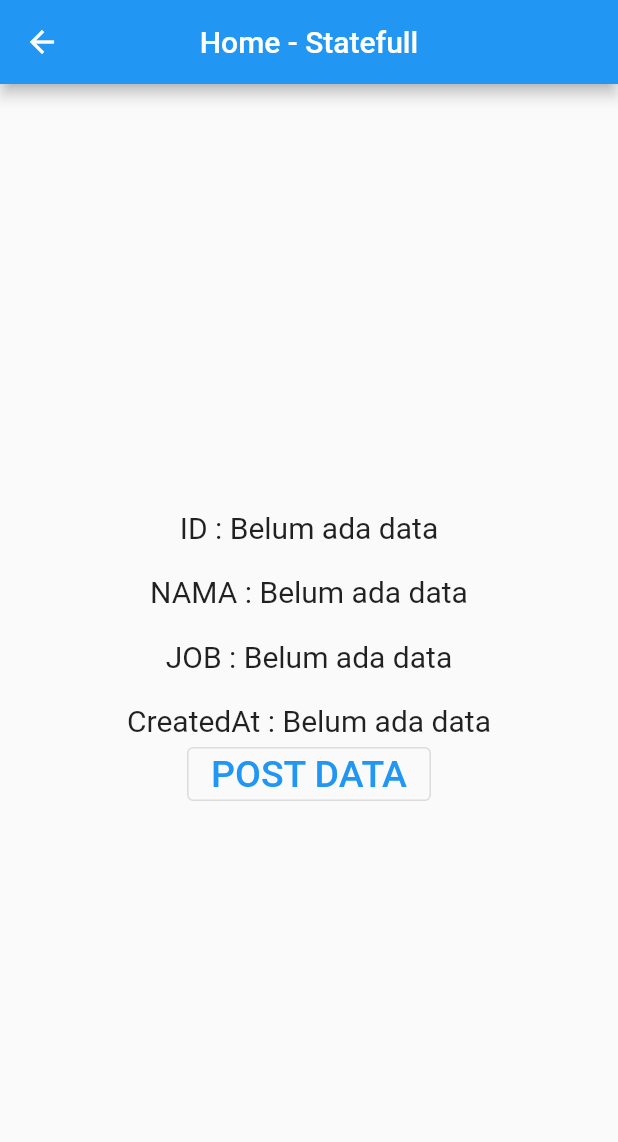
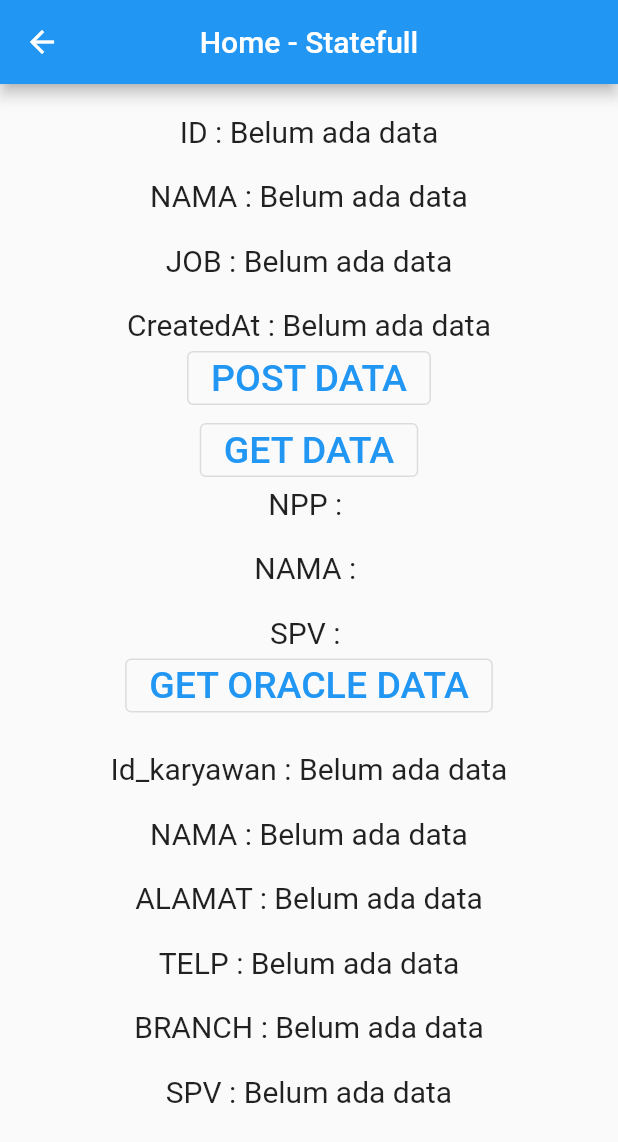
Before and after one commit to nurmuhammadsyafei/flutter_getx, a Flutter app: the HomeStatefulView screen opened by its route, on a phone screen of 412 x 824 dp. Shown: the top 1142 px of the screen. Run offline on Flutter 3.47's test engine with Material 2 defaults, Android fonts, the phone set to English and light mode, and no system bars; our stand-ins replace get; missing offline and left inert: dart:ffi.

Commit message:
penambahan menu ambil data statefull method get ke ki_web_service

```diff
--- a/lib/app/modules/home_stateful/views/home_stateful_view.dart
+++ b/lib/app/modules/home_stateful/views/home_stateful_view.dart
@@ -13,7 +13,10 @@ class HomeStatefulView extends StatefulWidget {
 }
 
 class _HomeStatefulView extends State<HomeStatefulView> {
+  HttpStateful dataResponse2 = HttpStateful();
+  HttpStateful dataResponse3 = HttpStateful();
   HttpStateful dataResponse = HttpStateful();
+
   @override
   Widget build(BuildContext context) {
     return Scaffold(
@@ -25,7 +28,7 @@ class _HomeStatefulView extends State<HomeStatefulView> {
           width: double.infinity,
           margin: const EdgeInsets.all(20),
           child: Column(
-            mainAxisAlignment: MainAxisAlignment.center,
+            mainAxisAlignment: MainAxisAlignment.start,
             children: [
               FittedBox(
                 child: Text(
@@ -75,7 +78,124 @@ class _HomeStatefulView extends State<HomeStatefulView> {
                   child: Text(
                     "POST DATA",
                     style: TextStyle(fontSize: 25),
-                  ))
+                  ),
+                ),
+              OutlinedButton(
+                  onPressed: () {
+                    HttpStateful.konekAPI("2")
+                    .then((value) {
+
+                      // setstate
+                      // print(value);
+                      setState(() {
+                        dataResponse2 = value;
+                      });
+                    }); //.then((value) {
+                    // });
+                  },
+                  child: Text(
+                    "GET DATA",
+                    style: TextStyle(fontSize: 25),
+                  ),
+                ),
+
+                // SHOWAN = -=-=-=-==-=--=-=--=-=-=-==-=--=-=--=-=-=-==-=--=-=--=-=-=-==-=--=-=--=-=-=-==-=--=-=--=-=-=-==-=--=-=-
+                FittedBox(
+                child: Text(
+                  (dataResponse2.email == 0)
+                      ? "NPP : Belum ada data"
+                      : "NPP : ${dataResponse2.email}",
+                  style: TextStyle(fontSize: 20),
+                ),
+              ),
+              SizedBox(height: 20),
+              FittedBox(
+                child: Text(
+                  (dataResponse2.fullname == 0)
+                      ? "NAMA : Belum ada data"
+                      : "NAMA : ${dataResponse2.fullname}",
+                  style: TextStyle(fontSize: 20),
+                ),
+              ),
+              SizedBox(height: 20),
+              FittedBox(
+                child: Text(
+                  (dataResponse2.aidi == 0)
+                      ? "SPV : Belum ada data"
+                      : "SPV : ${dataResponse2.aidi}",
+                  style: TextStyle(fontSize: 20),
+                ),
+              ),
+              OutlinedButton(
+                  onPressed: () {
+                    HttpStateful.oracleAPI()
+                    .then((value) {
+                      setState(() {
+                        dataResponse3=value;
+                      });
+                    });
+                  },
+                  child: Text(
+                    "GET ORACLE DATA",
+                    style: TextStyle(fontSize: 25),
+                  ),
+                ),
+              SizedBox(height: 20),
+              FittedBox(
+                child: Text(
+                  (dataResponse3.id_karyawan == "")
+                      ? "Id_karyawan : Belum ada data"
+                      : "Id_karyawan : ${dataResponse3.id_karyawan}",
+                  style: TextStyle(fontSize: 20),
+                ),
+              ),
+              SizedBox(height: 20),
+              FittedBox(
+                child: Text(
+                  (dataResponse3.nama == "")
+                      ? "NAMA : Belum ada data"
+                      : "NAMA : ${dataResponse3.nama}",
+                  style: TextStyle(fontSize: 20),
+                ),
+              ),
+              SizedBox(height: 20),
+              FittedBox(
+                child: Text(
+                  (dataResponse3.alamat == "")
+                      ? "ALAMAT : Belum ada data"
+                      : "ALAMAT : ${dataResponse3.alamat}",
+                  style: TextStyle(fontSize: 20),
+                ),
+              ),
+              SizedBox(height: 20),
+              FittedBox(
+                child: Text(
+                  (dataResponse3.telp == "")
+                      ? "TELP : Belum ada data"
+                      : "TELP : ${dataResponse3.telp}",
+                  style: TextStyle(fontSize: 20),
+                ),
+              ),
+              SizedBox(height: 20),
+              FittedBox(
+                child: Text(
+                  (dataResponse3.branch == "")
+                      ? "BRANCH : Belum ada data"
+                      : "BRANCH : ${dataResponse3.branch}",
+                  style: TextStyle(fontSize: 20),
+                ),
+              ),
+              SizedBox(height: 20),
+              FittedBox(
+                child: Text(
+                  (dataResponse3.spv == "")
+                      ? "SPV : Belum ada data"
+                      : "SPV : ${dataResponse3.spv}",
+                  style: TextStyle(fontSize: 20),
+                ),
+              ),
+
+                // SHOWAN-=-=-=-==-=--=-=--=-=-=-==-=--=-=--=-=-=-==-=--=-=--=-=-=-==-=--=-=--=-=-=-==-=--=-=--=-=-=-==-=--=-=-
             ],
           ),
         ));
--- a/lib/models/http_stateful.dart
+++ b/lib/models/http_stateful.dart
@@ -1,12 +1,17 @@
 import 'dart:convert';
+import 'dart:ffi';
 
 import 'package:http/http.dart' as http;
 
 class HttpStateful {
-  String id, name, job, createdAt;
+  String id, name, job, createdAt,fullname, email, avatar,aidi,id_karyawan,nama,telp,alamat,branch,spv;
+  // var id_karyawan,spv;
 
   HttpStateful(
-      {this.createdAt = "", this.job = "", this.name = "", this.id = ""});
+      {this.createdAt = "", this.job = "", this.name = "", this.id = "",
+      this.avatar="", this.email="", this.fullname="",this.aidi=""
+      ,this.id_karyawan="",this.telp="",this.alamat="",this.branch="",this.spv="",this.nama = ""
+      });
 
   static Future<HttpStateful> connectAPI(String name, String job) async {
     Uri url = Uri.parse("https://reqres.in/api/users");
@@ -19,4 +24,39 @@ class HttpStateful {
       createdAt: data["createdAt"],
     );
   }
+
+
+  static Future<HttpStateful> oracleAPI()async {
+    // Uri url = Uri.parse("http://192.168.1.12:3003/example/db");
+    Uri url = Uri.parse("http://10.146.49.160:3003/example/db");
+    var hasilResponse = await http.get(url);
+    var data = (json.decode(hasilResponse.body))["data"];
+    print(data);
+
+    return HttpStateful(
+        id_karyawan:data[0]["ID_KARYAWAN"],
+        nama: data[0]["NAMA"],
+        spv: data[0]["SPV"],
+        alamat:data[0]["ALAMAT"],
+        branch:data[0]["BRANCH"],
+        telp:data[0]["TELP"],
+        );
+  }
+
+  static Future<HttpStateful> konekAPI(String id) async {
+    Uri url = Uri.parse("https://reqres.in/api/users/" + id);
+
+    var hasilResponse = await http.get(url);
+
+    var data = (json.decode(hasilResponse.body))["data"];
+
+    // print(data);
+
+    return HttpStateful(
+      id: data["id"].toString(),
+      fullname: data["first_name"] + " " + data["last_name"],
+      avatar: data["avatar"],
+      email: data["email"],
+    );
+  }
 }
```
